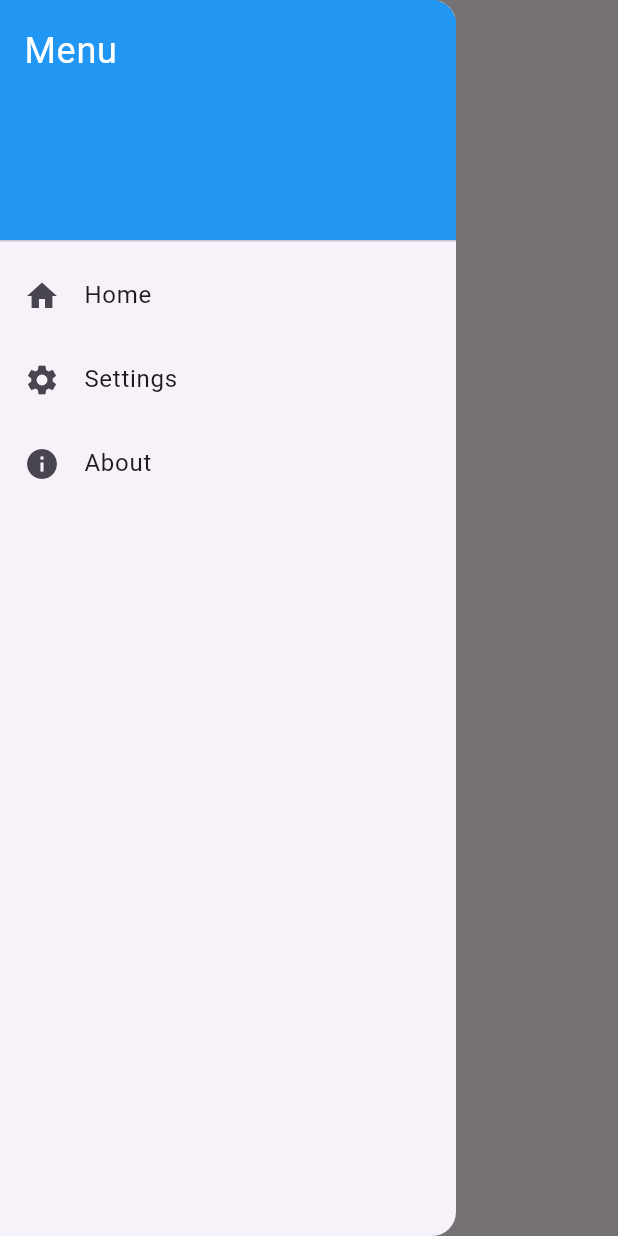
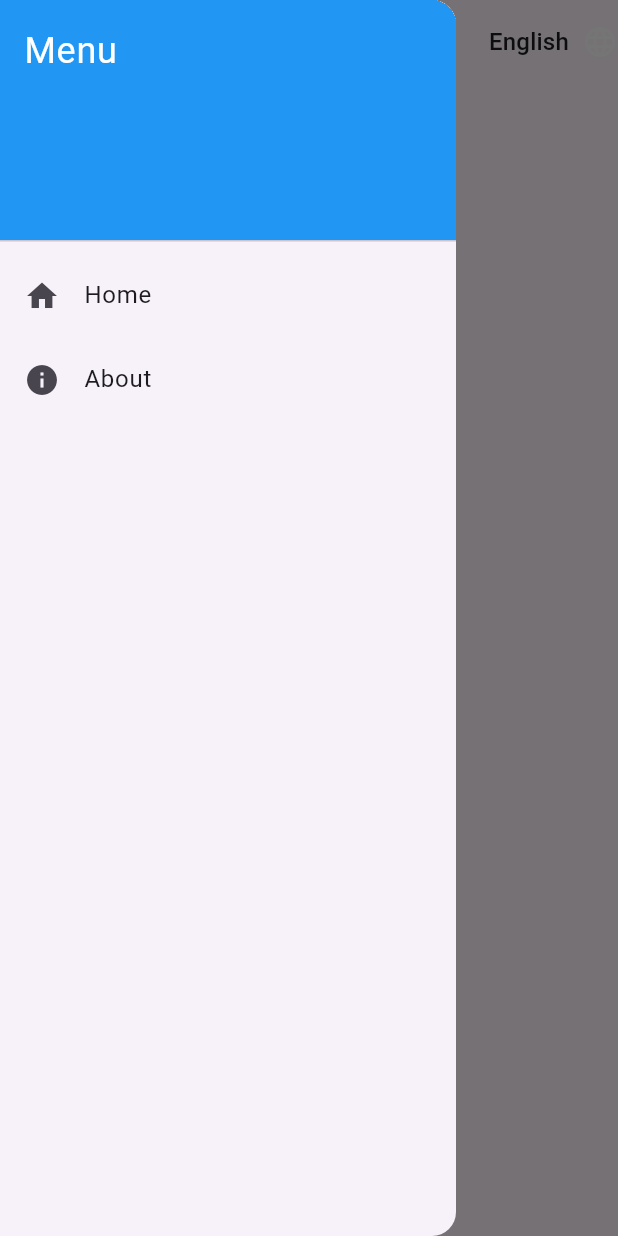
Before and after one commit to Mehdi-Mouilbeau/template_flutter, a Flutter app: the AboutPage screen opened by its route, with the side drawer open, on a phone screen of 412 x 824 dp. Run offline on Flutter 3.47's test engine with Material 3 defaults, Android fonts, the phone set to English and light mode, and no system bars; generated files the repository leaves out were written again.

Commit message:
ajout trad for about

```diff
--- a/lib/views/pages/about_page.dart
+++ b/lib/views/pages/about_page.dart
@@ -1,18 +1,37 @@
 import 'package:flutter/material.dart';
+import 'package:template_flutter/views/widgets/language_dropdown.dart';
+import 'package:flutter_gen/gen_l10n/app_localizations.dart';
 import '../widgets/app_drawer.dart';
 
 class AboutPage extends StatelessWidget {
-  const AboutPage({super.key});
+  final Locale selectedLocale;
+  final ValueChanged<Locale> onLocaleChanged;
+
+  const AboutPage({
+    super.key,
+    required this.selectedLocale,
+    required this.onLocaleChanged,
+  });
 
   @override
   Widget build(BuildContext context) {
+    final localizations = AppLocalizations.of(context);
+
     return Scaffold(
       appBar: AppBar(
-        title: Text('About Page'),
+        title: Text(localizations?.about ?? 'Home'),
+        actions: [
+          LanguageDropdown(
+            selectedLocale: selectedLocale,
+            onLocaleChanged: onLocaleChanged,
+          ),
+        ],
       ),
       drawer: AppDrawer(),
-      body: Center(
-        child: Text('Welcome to the About Page!'),
+      body: SafeArea(
+        child: Center(
+          child: Text(localizations?.about ?? 'Hello'),
+        ),
       ),
     );
   }
--- a/lib/views/widgets/app_drawer.dart
+++ b/lib/views/widgets/app_drawer.dart
@@ -29,13 +29,6 @@ class AppDrawer extends StatelessWidget {
             },
           ),
           ListTile(
-            leading: Icon(Icons.settings),
-            title: Text('Settings'),
-            onTap: () {
-              // Navigate to settings page
-            },
-          ),
-          ListTile(
             leading: Icon(Icons.info),
             title: Text('About'),
             onTap: () {
```
Also changed, not shown: lib/main.dart (+8 -0 lines), lib/routes/app_routes.dart (+10 -5 lines).
